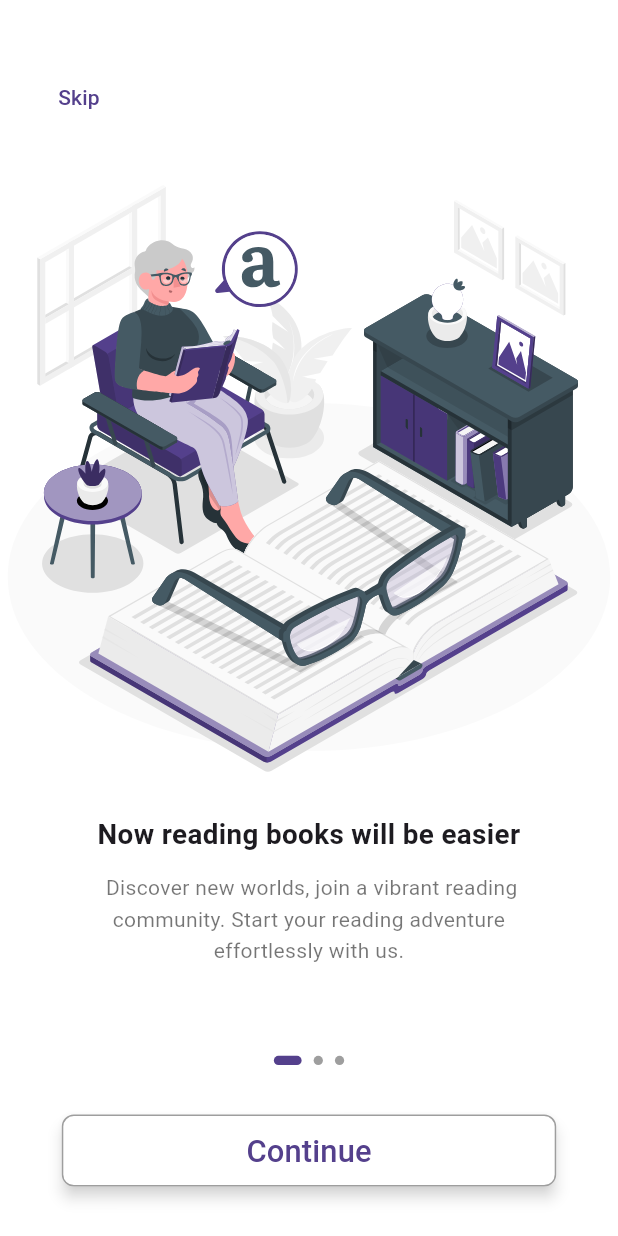
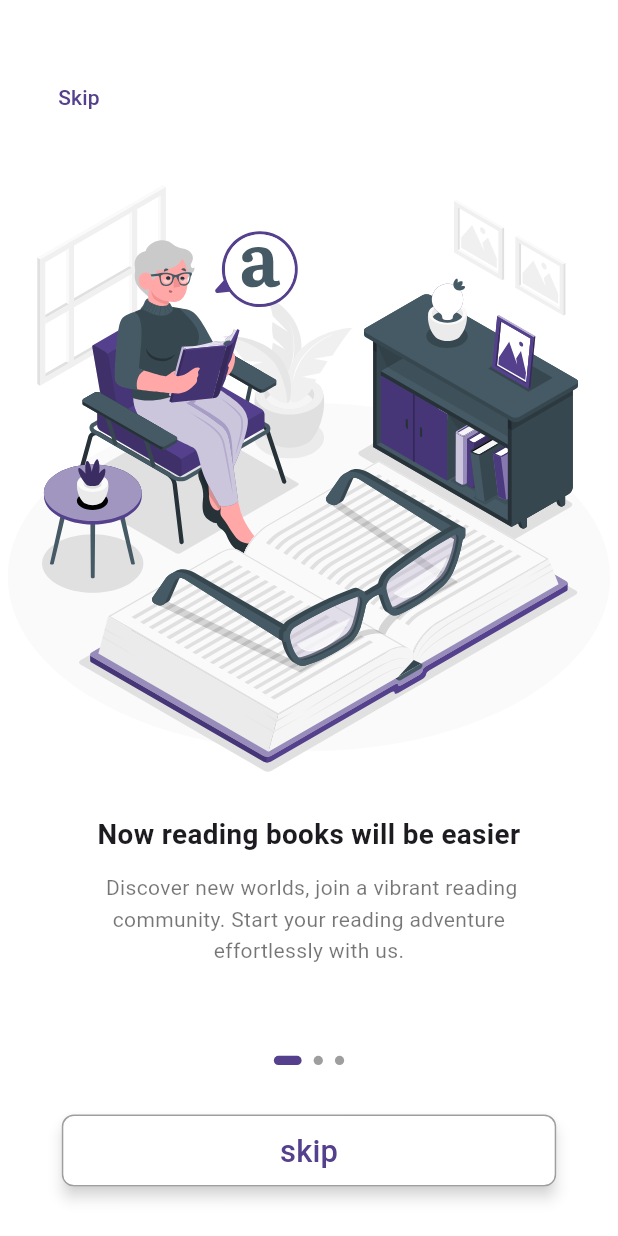
Before and after one commit to shahd1612349/Book-store-app, a Flutter app: the screen it shows after launch, on a phone screen of 412 x 824 dp. Run offline on Flutter 3.47's test engine with Material 3 defaults, Android fonts, the light colour scheme and no system bars; drawn by our look-alikes of smooth_page_indicator; our stand-ins replace flutter_bloc, flutter_svg, go_router.

Commit message:
Update on_boarding_view_body.dart

```diff
--- a/lib/features/on_boarding/presentation/view/widgets/on_boarding_view_body.dart
+++ b/lib/features/on_boarding/presentation/view/widgets/on_boarding_view_body.dart
@@ -152,7 +152,7 @@ class _OnBoardViewBodyState extends State<OnBoardViewBody> {
                     child: Text(
                       state == cubit.pages.length - 1
                           ? 'Get Started'
-                          : 'Continue',
+                          : 'skip',
                       style: TextStyle(
                         fontSize: screenWidth * 0.05,
                         color: state == cubit.pages.length - 1
```
